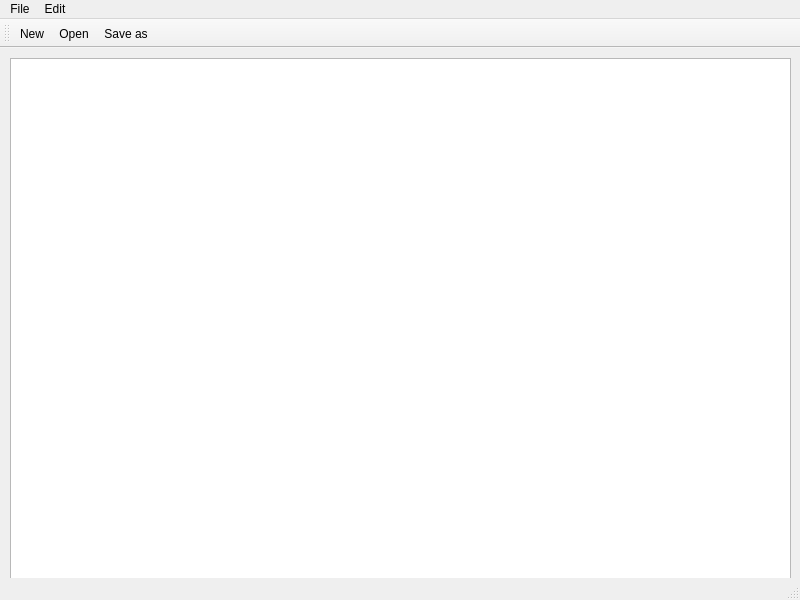
First picture: the form in mainwindow.ui, repository xiaohuahou/QtDemo, before the edit.
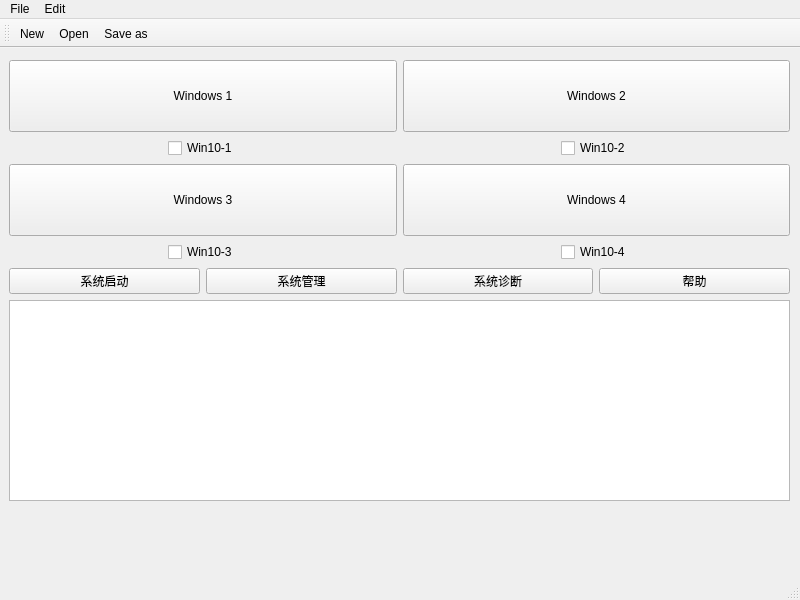
Second picture: the form after the edit. Icons and pictures are not drawn.

Commit message: Playaround with ui

Patch:
```diff
--- a/mainwindow.ui
+++ b/mainwindow.ui
@@ -17,15 +17,165 @@
    <widget class="QWidget" name="verticalLayoutWidget">
     <property name="geometry">
      <rect>
-      <x>10</x>
-      <y>10</y>
+      <x>9</x>
+      <y>12</y>
       <width>781</width>
-      <height>541</height>
+      <height>441</height>
      </rect>
     </property>
     <layout class="QVBoxLayout" name="verticalLayout">
      <item>
-      <widget class="QTextEdit" name="textEdit"/>
+      <layout class="QGridLayout" name="gridLayout">
+       <item row="5" column="0" alignment="Qt::AlignHCenter">
+        <widget class="QCheckBox" name="checkBox_3">
+         <property name="sizePolicy">
+          <sizepolicy hsizetype="Minimum" vsizetype="Fixed">
+           <horstretch>0</horstretch>
+           <verstretch>0</verstretch>
+          </sizepolicy>
+         </property>
+         <property name="text">
+          <string>Win10-3</string>
+         </property>
+        </widget>
+       </item>
+       <item row="2" column="1" alignment="Qt::AlignHCenter">
+        <widget class="QCheckBox" name="checkBox_2">
+         <property name="sizePolicy">
+          <sizepolicy hsizetype="Minimum" vsizetype="Fixed">
+           <horstretch>0</horstretch>
+           <verstretch>0</verstretch>
+          </sizepolicy>
+         </property>
+         <property name="text">
+          <string>Win10-2</string>
+         </property>
+        </widget>
+       </item>
+       <item row="2" column="0" alignment="Qt::AlignHCenter">
+        <widget class="QCheckBox" name="checkBox_1">
+         <property name="sizePolicy">
+          <sizepolicy hsizetype="Minimum" vsizetype="Fixed">
+           <horstretch>0</horstretch>
+           <verstretch>0</verstretch>
+          </sizepolicy>
+         </property>
+         <property name="layoutDirection">
+          <enum>Qt::LeftToRight</enum>
+         </property>
+         <property name="text">
+          <string>Win10-1</string>
+         </property>
+        </widget>
+       </item>
+       <item row="1" column="0">
+        <widget class="QPushButton" name="pushButton_1">
+         <property name="sizePolicy">
+          <sizepolicy hsizetype="Preferred" vsizetype="Preferred">
+           <horstretch>0</horstretch>
+           <verstretch>0</verstretch>
+          </sizepolicy>
+         </property>
+         <property name="text">
+          <string>Windows 1</string>
+         </property>
+        </widget>
+       </item>
+       <item row="1" column="1">
+        <widget class="QPushButton" name="pushButton_3">
+         <property name="sizePolicy">
+          <sizepolicy hsizetype="Preferred" vsizetype="Preferred">
+           <horstretch>0</horstretch>
+           <verstretch>0</verstretch>
+          </sizepolicy>
+         </property>
+         <property name="text">
+          <string>Windows 2</string>
+         </property>
+        </widget>
+       </item>
+       <item row="4" column="1">
+        <widget class="QPushButton" name="pushButton_4">
+         <property name="sizePolicy">
+          <sizepolicy hsizetype="Preferred" vsizetype="Preferred">
+           <horstretch>0</horstretch>
+           <verstretch>0</verstretch>
+          </sizepolicy>
+         </property>
+         <property name="text">
+          <string>Windows 4</string>
+         </property>
+        </widget>
+       </item>
+       <item row="4" column="0">
+        <widget class="QPushButton" name="pushButton_2">
+         <property name="sizePolicy">
+          <sizepolicy hsizetype="Preferred" vsizetype="Preferred">
+           <horstretch>0</horstretch>
+           <verstretch>0</verstretch>
+          </sizepolicy>
+         </property>
+         <property name="text">
+          <string>Windows 3</string>
+         </property>
+        </widget>
+       </item>
+       <item row="5" column="1" alignment="Qt::AlignHCenter">
+        <widget class="QCheckBox" name="checkBox_4">
+         <property name="sizePolicy">
+          <sizepolicy hsizetype="Minimum" vsizetype="Fixed">
+           <horstretch>0</horstretch>
+           <verstretch>0</verstretch>
+          </sizepolicy>
+         </property>
+         <property name="text">
+          <string>Win10-4</string>
+         </property>
+        </widget>
+       </item>
+      </layout>
+     </item>
+     <item>
+      <layout class="QHBoxLayout" name="horizontalLayout">
+       <item>
+        <widget class="QPushButton" name="b_pushButton_1">
+         <property name="text">
+          <string>系统启动</string>
+         </property>
+        </widget>
+       </item>
+       <item>
+        <widget class="QPushButton" name="b_pushButton_2">
+         <property name="text">
+          <string>系统管理</string>
+         </property>
+        </widget>
+       </item>
+       <item>
+        <widget class="QPushButton" name="b_pushButton_3">
+         <property name="text">
+          <string>系统诊断</string>
+         </property>
+        </widget>
+       </item>
+       <item>
+        <widget class="QPushButton" name="b_pushButton_4">
+         <property name="text">
+          <string>帮助</string>
+         </property>
+        </widget>
+       </item>
+      </layout>
+     </item>
+     <item>
+      <widget class="QTextEdit" name="textEdit">
+       <property name="sizePolicy">
+        <sizepolicy hsizetype="Minimum" vsizetype="Minimum">
+         <horstretch>0</horstretch>
+         <verstretch>0</verstretch>
+        </sizepolicy>
+       </property>
+      </widget>
      </item>
     </layout>
    </widget>
```
Left out of the diff: 2 changed lines with no effect on the pictures. The commit also changes 1 other file.
